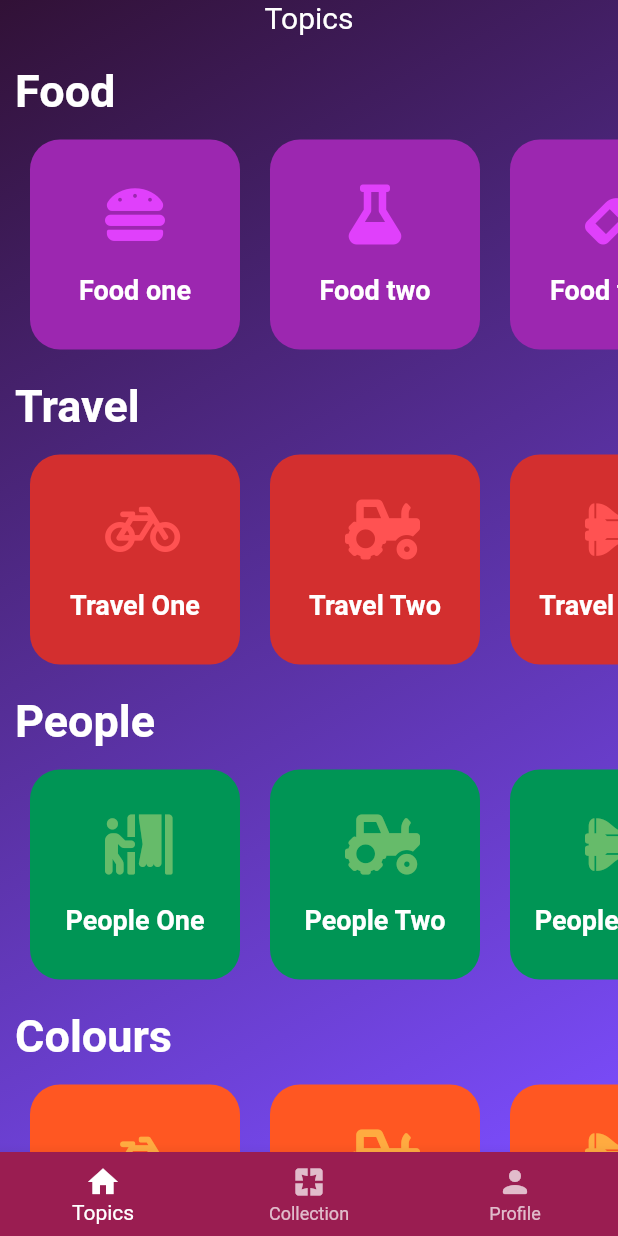
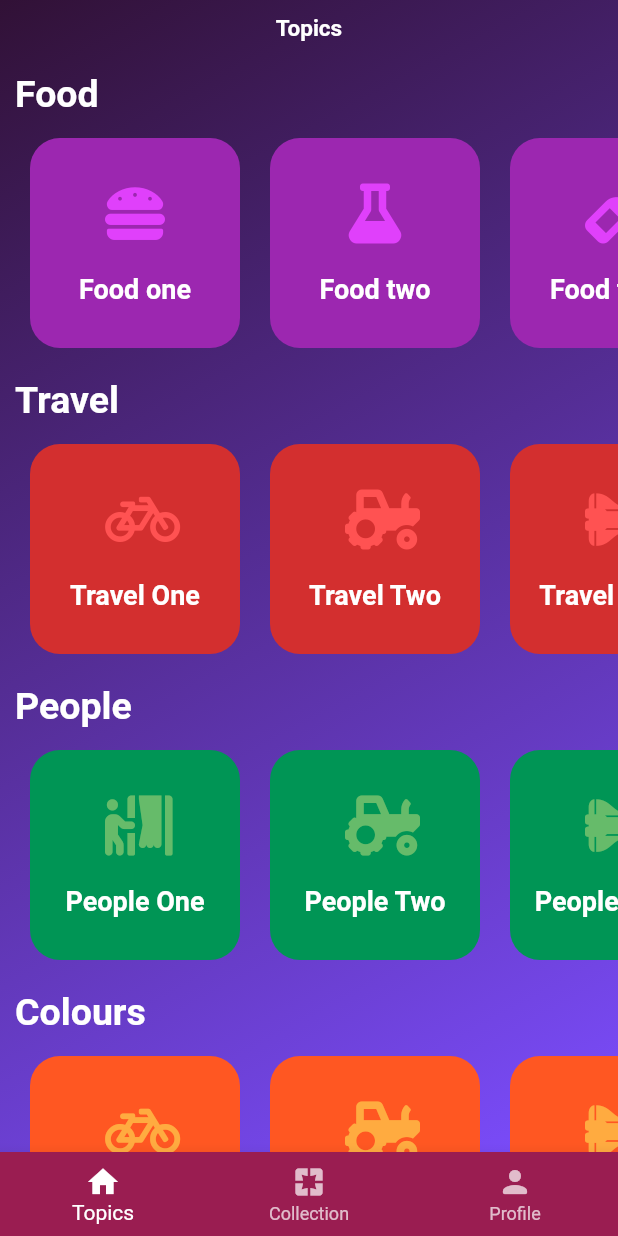
Before and after one commit to carolinemmcg2020/learn_tagalog, a Flutter app: the screen it shows after launch, on a phone screen of 412 x 824 dp. Run offline on Flutter 3.47's test engine with Material 2 defaults, Android fonts, the phone set to English and light mode, and no system bars; drawn by our look-alikes of flutter_settings_screens; our stand-ins replace basic_utils, cloud_firestore, firebase_core, font_awesome_flutter, just_audio; missing offline and left inert: dart:ffi; accounts and stored records are empty.

Commit message:
Updated sizeboxed height.

```diff
--- a/lib/screens/topics.dart
+++ b/lib/screens/topics.dart
@@ -32,9 +32,13 @@ class Topics extends StatelessWidget{
           child: Column(
             mainAxisSize: MainAxisSize.min,
             children: [
+              SizedBox(
+                height: 10,
+              ),
               Center(
                 child: Text('Topics',
-                  style: TextStyle(fontSize:20.0),
+                  style: TextStyle(fontSize:15.0,
+                  fontWeight: FontWeight.bold),
                 ),
               ),
               SizedBox(
@@ -56,7 +60,7 @@ class Topics extends StatelessWidget{
                                 Text(
                                   categories[index].name,
                                   style: TextStyle(
-                                  fontSize: 30.0,
+                                  fontSize: 25.0,
                                   fontWeight: FontWeight.bold,
                                 ),
                                 ),
```
